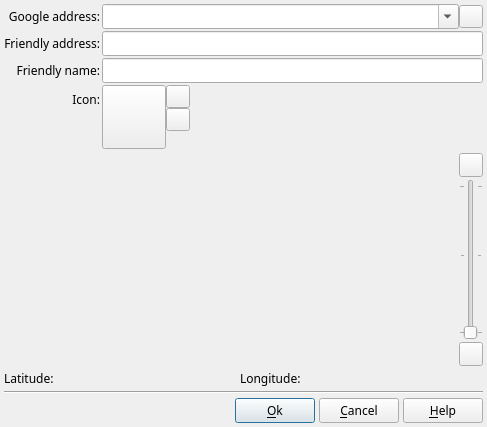
boenki/ffdiaporama, file src/ffDiaporama/DlgGMapsLocation/DlgGMapsLocation.ui: the form before one commit.
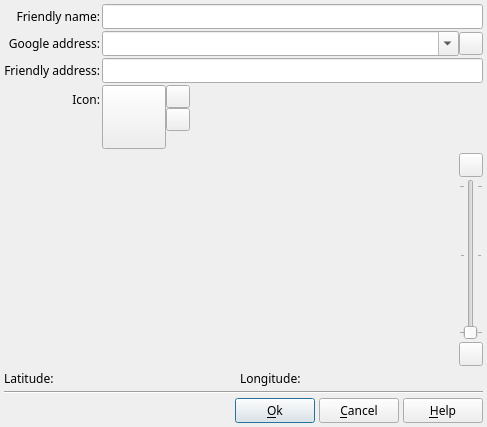
The form after the commit. Icons and pictures are not drawn.

Commit message: Bug fixes:     -Fixed a crash when closing the edit image/video/gmap when locations were added     -Fixed the display of dates of creation and modification of files in the media browser (Under Windows, the modification date may be invalid)

```diff
--- a/src/ffDiaporama/DlgGMapsLocation/DlgGMapsLocation.ui
+++ b/src/ffDiaporama/DlgGMapsLocation/DlgGMapsLocation.ui
@@ -57,30 +57,7 @@
      <property name="bottomMargin">
       <number>0</number>
      </property>
-     <item row="2" column="0">
-      <widget class="QLabel" name="label_4">
-       <property name="sizePolicy">
-        <sizepolicy hsizetype="Minimum" vsizetype="Preferred">
-         <horstretch>0</horstretch>
-         <verstretch>0</verstretch>
-        </sizepolicy>
-       </property>
-       <property name="text">
-        <string>Friendly name:</string>
-       </property>
-       <property name="alignment">
-        <set>Qt::AlignRight|Qt::AlignTrailing|Qt::AlignVCenter</set>
-       </property>
-      </widget>
-     </item>
-     <item row="2" column="1">
-      <widget class="QLineEdit" name="NameED">
-       <property name="toolTip">
-        <string>Give a friendly name for this location</string>
-       </property>
-      </widget>
-     </item>
-     <item row="3" column="0">
+     <item row="4" column="0">
       <widget class="QLabel" name="label_5">
        <property name="sizePolicy">
         <sizepolicy hsizetype="Minimum" vsizetype="Preferred">
@@ -96,7 +73,7 @@
        </property>
       </widget>
      </item>
-     <item row="3" column="1">
+     <item row="4" column="1">
       <layout class="QHBoxLayout" name="horizontalLayout_4">
        <property name="spacing">
         <number>0</number>
@@ -216,7 +193,7 @@
        </item>
       </layout>
      </item>
-     <item row="0" column="1">
+     <item row="1" column="1">
       <layout class="QHBoxLayout" name="horizontalLayout">
        <property name="spacing">
         <number>0</number>
@@ -265,7 +242,7 @@
        </item>
       </layout>
      </item>
-     <item row="0" column="0">
+     <item row="1" column="0">
       <widget class="QLabel" name="label_3">
        <property name="text">
         <string>Google address:</string>
@@ -275,7 +252,7 @@
        </property>
       </widget>
      </item>
-     <item row="1" column="0">
+     <item row="2" column="0">
       <widget class="QLabel" name="label_7">
        <property name="text">
         <string>Friendly address:</string>
@@ -285,13 +262,36 @@
        </property>
       </widget>
      </item>
-     <item row="1" column="1">
+     <item row="2" column="1">
       <widget class="QLineEdit" name="AddressNameED">
        <property name="toolTip">
         <string>Give a friendly address for this location</string>
        </property>
       </widget>
      </item>
+     <item row="0" column="0">
+      <widget class="QLabel" name="label_4">
+       <property name="sizePolicy">
+        <sizepolicy hsizetype="Minimum" vsizetype="Preferred">
+         <horstretch>0</horstretch>
+         <verstretch>0</verstretch>
+        </sizepolicy>
+       </property>
+       <property name="text">
+        <string>Friendly name:</string>
+       </property>
+       <property name="alignment">
+        <set>Qt::AlignRight|Qt::AlignTrailing|Qt::AlignVCenter</set>
+       </property>
+      </widget>
+     </item>
+     <item row="0" column="1">
+      <widget class="QLineEdit" name="NameED">
+       <property name="toolTip">
+        <string>Give a friendly name for this location</string>
+       </property>
+      </widget>
+     </item>
     </layout>
    </item>
    <item>
```
Left out of the diff: 2 changed lines with no effect on the pictures. The commit also changes 228 other files.
